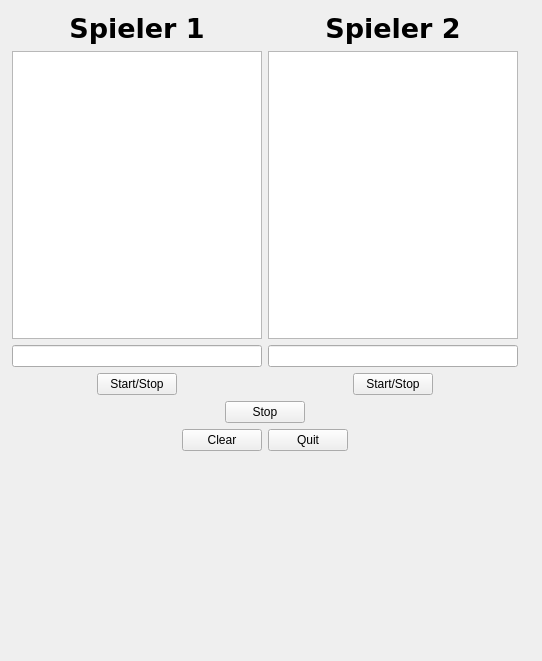
marou/ChessClock, file schachuhr.ui: the form before one commit.
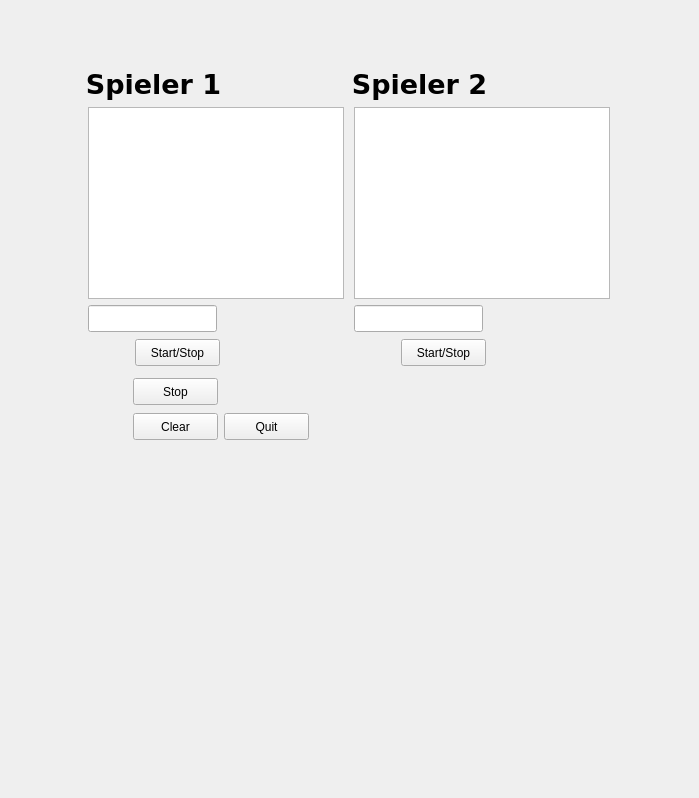
The form after the commit.

Commit message: Timer funktionieren jetzt... sollen im label angezeigt werden, aber klappt noch nicht!

Diff of the .ui file:
```diff
--- a/schachuhr.ui
+++ b/schachuhr.ui
@@ -6,251 +6,169 @@
    <rect>
     <x>0</x>
     <y>0</y>
-    <width>542</width>
-    <height>661</height>
+    <width>699</width>
+    <height>798</height>
    </rect>
   </property>
   <property name="windowTitle">
    <string>Schachuhr</string>
   </property>
   <widget class="QWidget" name="centralWidget">
-   <widget class="QWidget" name="">
+   <widget class="QPushButton" name="clearButton">
     <property name="geometry">
      <rect>
-      <x>1</x>
-      <y>1</y>
-      <width>528</width>
-      <height>461</height>
+      <x>133</x>
+      <y>413</y>
+      <width>85</width>
+      <height>27</height>
      </rect>
     </property>
-    <layout class="QVBoxLayout" name="verticalLayout_5">
-     <item>
-      <layout class="QVBoxLayout" name="verticalLayout_4">
-       <item>
-        <layout class="QHBoxLayout" name="horizontalLayout_3">
-         <item>
-          <layout class="QVBoxLayout" name="verticalLayout">
-           <item>
-            <widget class="QLabel" name="labelplayer1">
-             <property name="font">
-              <font>
-               <family>DejaVu Sans</family>
-               <pointsize>20</pointsize>
-               <weight>75</weight>
-               <bold>true</bold>
-              </font>
-             </property>
-             <property name="layoutDirection">
-              <enum>Qt::LeftToRight</enum>
-             </property>
-             <property name="text">
-              <string>Spieler 1</string>
-             </property>
-             <property name="alignment">
-              <set>Qt::AlignCenter</set>
-             </property>
-            </widget>
-           </item>
-           <item>
-            <widget class="QPlainTextEdit" name="ausgabe1"/>
-           </item>
-           <item>
-            <widget class="QLineEdit" name="sumedit1"/>
-           </item>
-           <item>
-            <layout class="QHBoxLayout" name="horizontalLayout">
-             <item>
-              <spacer name="horizontalSpacer_2">
-               <property name="orientation">
-                <enum>Qt::Horizontal</enum>
-               </property>
-               <property name="sizeHint" stdset="0">
-                <size>
-                 <width>40</width>
-                 <height>20</height>
-                </size>
-               </property>
-              </spacer>
-             </item>
-             <item>
-              <widget class="QPushButton" name="player1Button">
-               <property name="text">
-                <string>Start/Stop</string>
-               </property>
-              </widget>
-             </item>
-             <item>
-              <spacer name="horizontalSpacer">
-               <property name="orientation">
-                <enum>Qt::Horizontal</enum>
-               </property>
-               <property name="sizeHint" stdset="0">
-                <size>
-                 <width>40</width>
-                 <height>20</height>
-                </size>
-               </property>
-              </spacer>
-             </item>
-            </layout>
-           </item>
-          </layout>
-         </item>
-         <item>
-          <layout class="QVBoxLayout" name="verticalLayout_2">
-           <item>
-            <widget class="QLabel" name="labelplayer2">
-             <property name="font">
-              <font>
-               <family>DejaVu Sans</family>
-               <pointsize>20</pointsize>
-               <weight>75</weight>
-               <bold>true</bold>
-              </font>
-             </property>
-             <property name="text">
-              <string>Spieler 2</string>
-             </property>
-             <property name="alignment">
-              <set>Qt::AlignCenter</set>
-             </property>
-            </widget>
-           </item>
-           <item>
-            <widget class="QPlainTextEdit" name="ausgabe2"/>
-           </item>
-           <item>
-            <widget class="QLineEdit" name="sumedit2"/>
-           </item>
-           <item>
-            <layout class="QHBoxLayout" name="horizontalLayout_2">
-             <item>
-              <spacer name="horizontalSpacer_4">
-               <property name="orientation">
-                <enum>Qt::Horizontal</enum>
-               </property>
-               <property name="sizeHint" stdset="0">
-                <size>
-                 <width>40</width>
-                 <height>20</height>
-                </size>
-               </property>
-              </spacer>
-             </item>
-             <item>
-              <widget class="QPushButton" name="player2Button">
-               <property name="text">
-                <string>Start/Stop</string>
-               </property>
-              </widget>
-             </item>
-             <item>
-              <spacer name="horizontalSpacer_3">
-               <property name="orientation">
-                <enum>Qt::Horizontal</enum>
-               </property>
-               <property name="sizeHint" stdset="0">
-                <size>
-                 <width>40</width>
-                 <height>20</height>
-                </size>
-               </property>
-              </spacer>
-             </item>
-            </layout>
-           </item>
-          </layout>
-         </item>
-        </layout>
-       </item>
-       <item>
-        <layout class="QVBoxLayout" name="verticalLayout_3">
-         <item>
-          <layout class="QHBoxLayout" name="horizontalLayout_4">
-           <item>
-            <spacer name="horizontalSpacer_6">
-             <property name="orientation">
-              <enum>Qt::Horizontal</enum>
-             </property>
-             <property name="sizeHint" stdset="0">
-              <size>
-               <width>40</width>
-               <height>20</height>
-              </size>
-             </property>
-            </spacer>
-           </item>
-           <item>
-            <widget class="QPushButton" name="stopButton">
-             <property name="text">
-              <string>Stop</string>
-             </property>
-            </widget>
-           </item>
-           <item>
-            <spacer name="horizontalSpacer_5">
-             <property name="orientation">
-              <enum>Qt::Horizontal</enum>
-             </property>
-             <property name="sizeHint" stdset="0">
-              <size>
-               <width>40</width>
-               <height>20</height>
-              </size>
-             </property>
-            </spacer>
-           </item>
-          </layout>
-         </item>
-         <item>
-          <layout class="QHBoxLayout" name="horizontalLayout_5">
-           <item>
-            <spacer name="horizontalSpacer_7">
-             <property name="orientation">
-              <enum>Qt::Horizontal</enum>
-             </property>
-             <property name="sizeHint" stdset="0">
-              <size>
-               <width>40</width>
-               <height>20</height>
-              </size>
-             </property>
-            </spacer>
-           </item>
-           <item>
-            <widget class="QPushButton" name="clearButton">
-             <property name="text">
-              <string>Clear</string>
-             </property>
-            </widget>
-           </item>
-           <item>
-            <widget class="QPushButton" name="quitButton">
-             <property name="text">
-              <string>Quit</string>
-             </property>
-            </widget>
-           </item>
-           <item>
-            <spacer name="horizontalSpacer_8">
-             <property name="orientation">
-              <enum>Qt::Horizontal</enum>
-             </property>
-             <property name="sizeHint" stdset="0">
-              <size>
-               <width>40</width>
-               <height>20</height>
-              </size>
-             </property>
-            </spacer>
-           </item>
-          </layout>
-         </item>
-        </layout>
-       </item>
-      </layout>
-     </item>
-    </layout>
+    <property name="text">
+     <string>Clear</string>
+    </property>
+   </widget>
+   <widget class="QPushButton" name="quitButton">
+    <property name="geometry">
+     <rect>
+      <x>224</x>
+      <y>413</y>
+      <width>85</width>
+      <height>27</height>
+     </rect>
+    </property>
+    <property name="text">
+     <string>Quit</string>
+    </property>
+   </widget>
+   <widget class="QLabel" name="labelplayer2">
+    <property name="geometry">
+     <rect>
+      <x>353</x>
+      <y>68</y>
+      <width>133</width>
+      <height>32</height>
+     </rect>
+    </property>
+    <property name="font">
+     <font>
+      <family>DejaVu Sans</family>
+      <pointsize>20</pointsize>
+      <weight>75</weight>
+      <bold>true</bold>
+     </font>
+    </property>
+    <property name="text">
+     <string>Spieler 2</string>
+    </property>
+    <property name="alignment">
+     <set>Qt::AlignCenter</set>
+    </property>
+   </widget>
+   <widget class="QPlainTextEdit" name="ausgabe2">
+    <property name="geometry">
+     <rect>
+      <x>354</x>
+      <y>107</y>
+      <width>256</width>
+      <height>192</height>
+     </rect>
+    </property>
+   </widget>
+   <widget class="QLineEdit" name="sumedit2">
+    <property name="geometry">
+     <rect>
+      <x>354</x>
+      <y>305</y>
+      <width>129</width>
+      <height>27</height>
+     </rect>
+    </property>
+   </widget>
+   <widget class="QPushButton" name="stopButton">
+    <property name="geometry">
+     <rect>
+      <x>133</x>
+      <y>378</y>
+      <width>85</width>
+      <height>27</height>
+     </rect>
+    </property>
+    <property name="text">
+     <string>Stop</string>
+    </property>
+   </widget>
+   <widget class="QPushButton" name="player2Button">
+    <property name="geometry">
+     <rect>
+      <x>401</x>
+      <y>339</y>
+      <width>85</width>
+      <height>27</height>
+     </rect>
+    </property>
+    <property name="text">
+     <string>Start/Stop</string>
+    </property>
+   </widget>
+   <widget class="QLabel" name="labelplayer1">
+    <property name="geometry">
+     <rect>
+      <x>87</x>
+      <y>68</y>
+      <width>133</width>
+      <height>32</height>
+     </rect>
+    </property>
+    <property name="font">
+     <font>
+      <family>DejaVu Sans</family>
+      <pointsize>20</pointsize>
+      <weight>75</weight>
+      <bold>true</bold>
+     </font>
+    </property>
+    <property name="layoutDirection">
+     <enum>Qt::LeftToRight</enum>
+    </property>
+    <property name="text">
+     <string>Spieler 1</string>
+    </property>
+    <property name="alignment">
+     <set>Qt::AlignCenter</set>
+    </property>
+   </widget>
+   <widget class="QPlainTextEdit" name="ausgabe1">
+    <property name="geometry">
+     <rect>
+      <x>88</x>
+      <y>107</y>
+      <width>256</width>
+      <height>192</height>
+     </rect>
+    </property>
+   </widget>
+   <widget class="QLineEdit" name="sumedit1">
+    <property name="geometry">
+     <rect>
+      <x>88</x>
+      <y>305</y>
+      <width>129</width>
+      <height>27</height>
+     </rect>
+    </property>
+   </widget>
+   <widget class="QPushButton" name="player1Button">
+    <property name="geometry">
+     <rect>
+      <x>135</x>
+      <y>339</y>
+      <width>85</width>
+      <height>27</height>
+     </rect>
+    </property>
+    <property name="text">
+     <string>Start/Stop</string>
+    </property>
    </widget>
   </widget>
  </widget>
```
The commit also changes 3 other files.
